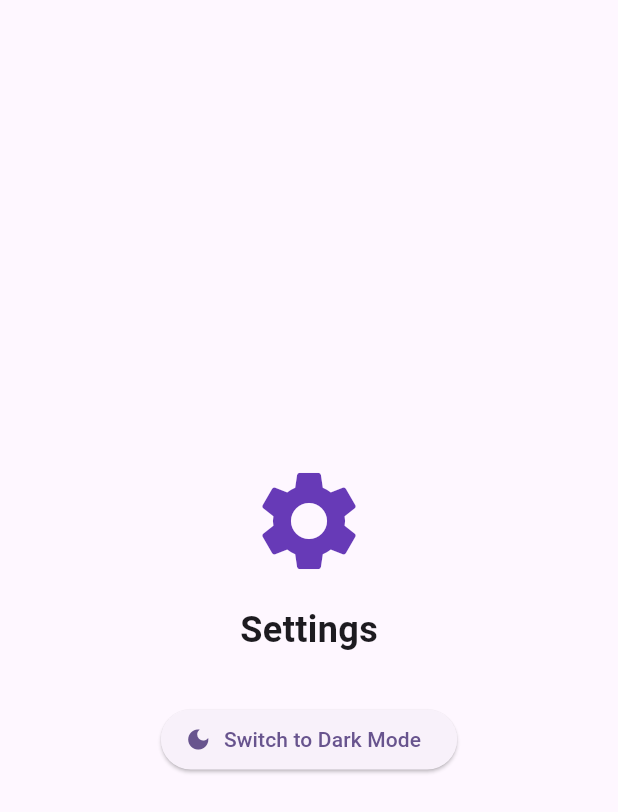
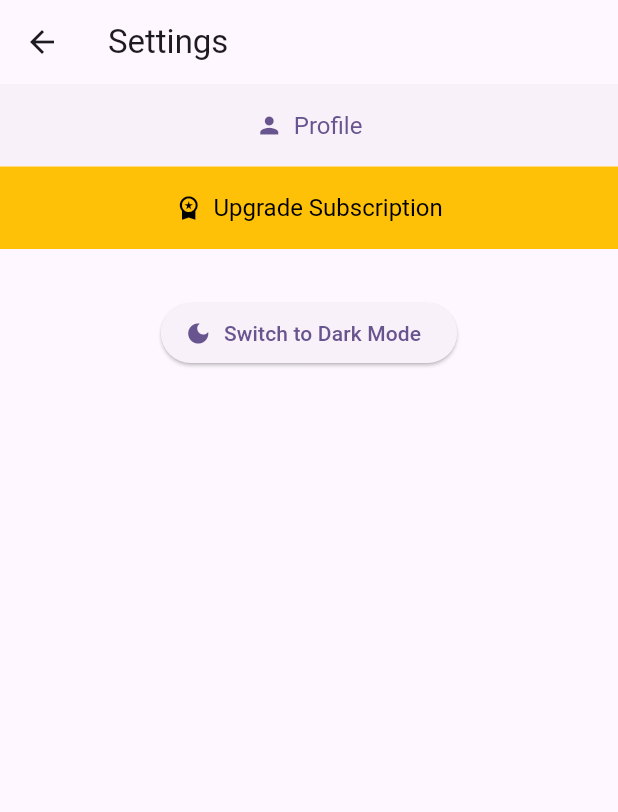
Before and after one commit to Whilreal0/sari-sari, a Flutter app: the SettingsScreen screen opened directly, on a phone screen of 412 x 824 dp. Shown: the top 812 px of the screen. Run offline on Flutter 3.47's test engine with Material 3 defaults, Android fonts, the light colour scheme and no system bars; our stand-ins replace equatable, flutter_bloc, flutter_dotenv, supabase_flutter; accounts and stored records are empty.

Commit message:
add subscription, and edit profile

```diff
--- a/lib/main.dart
+++ b/lib/main.dart
@@ -10,6 +10,7 @@ import 'package:flutter_dotenv/flutter_dotenv.dart';
 import 'package:supabase_flutter/supabase_flutter.dart';
 import 'package:sari_sari/bloc/auth_bloc.dart' as auth_bloc;
 import 'package:flutter/foundation.dart' show kIsWeb;
+import 'screens/profile_screen.dart';
 
 void main() async {
   WidgetsFlutterBinding.ensureInitialized();
@@ -74,6 +75,7 @@ class MyApp extends StatelessWidget {
                   child: const RegisterScreen(),
                 ),
               ),
+              '/profile': (context) => const ProfileScreen(),
             },
             debugShowCheckedModeBanner: false,
           );
--- a/lib/screens/settings_screen.dart
+++ b/lib/screens/settings_screen.dart
@@ -16,15 +16,44 @@ class _SettingsScreenState extends State<SettingsScreen> {
     final isDark = Theme.of(context).brightness == Brightness.dark;
     return SafeArea(
       child: Scaffold(
-        body: Center(
-          child: Column(
-            mainAxisAlignment: MainAxisAlignment.center,
+        appBar: AppBar(
+          title: const Text('Settings'),
+        ),
+        body: Column(
           children: [
-              const Icon(Icons.settings, size: 80, color: Colors.deepPurple),
-              const SizedBox(height: 16),
-              const Text(
-                'Settings',
-                style: TextStyle(fontSize: 24, fontWeight: FontWeight.bold),
+            SizedBox(
+              width: double.infinity,
+              child: ElevatedButton.icon(
+                icon: const Icon(Icons.person),
+                label: const Text('Profile'),
+                onPressed: () {
+                  Navigator.pushNamed(context, '/profile');
+                },
+                style: ElevatedButton.styleFrom(
+                  padding: const EdgeInsets.symmetric(vertical: 18),
+                  textStyle: const TextStyle(fontSize: 16),
+                  shape: const RoundedRectangleBorder(borderRadius: BorderRadius.zero),
+                  elevation: 0,
+                ),
+              ),
+            ),
+            SizedBox(
+              width: double.infinity,
+              child: ElevatedButton.icon(
+                icon: const Icon(Icons.workspace_premium),
+                label: const Text('Upgrade Subscription'),
+                onPressed: () {
+                  // TODO: Navigate to subscription page or show dialog
+                },
+                style: ElevatedButton.styleFrom(
+                  backgroundColor: Colors.amber,
+                  foregroundColor: Colors.black,
+                  padding: const EdgeInsets.symmetric(vertical: 18),
+                  textStyle: const TextStyle(fontSize: 16),
+                  shape: const RoundedRectangleBorder(borderRadius: BorderRadius.zero),
+                  elevation: 0,
+                ),
+              ),
             ),
             const SizedBox(height: 32),
             ElevatedButton.icon(
@@ -37,7 +66,6 @@ class _SettingsScreenState extends State<SettingsScreen> {
           ],
         ),
       ),
-      ),
     );
   }
 }
```
Also changed, not shown: lib/bloc/profile_bloc.dart (added, +56 -0 lines), lib/screens/profile_screen.dart (added, +139 -0 lines). Lines whose indentation alone changed are shown as unchanged.
